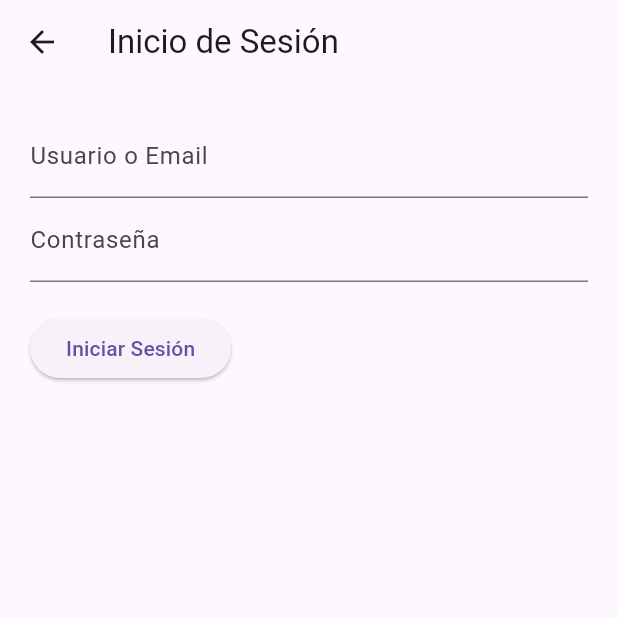
After one commit to SergioGalind/appMobile, a Flutter app: the LoginScreen screen opened directly, on a phone screen of 412 x 824 dp, the top half of it. The commit adds this screen. Run offline on Flutter 3.47's test engine with Material 3 defaults, Android fonts, the phone set to English and light mode, and no system bars.

Commit message:
login y menú

```diff
--- a/lib/main.dart
+++ b/lib/main.dart
@@ -1,4 +1,5 @@
 import 'package:flutter/material.dart';
+import 'package:oxigenacion/screens/login_screen.dart';
 
 void main() => runApp(const MyApp());
 
--- /dev/null
+++ b/lib/screens/login_screen.dart
@@ -0,0 +1,36 @@
+import 'package:flutter/material.dart';
+
+class LoginScreen extends StatelessWidget {
+  const LoginScreen({super.key});
+
+  @override
+  Widget build(BuildContext context) {
+    return Scaffold(
+      appBar: AppBar(
+        title: const Text('Inicio de Sesión'),
+      ),
+      body: Padding(
+        padding: const EdgeInsets.all(20.0),
+        child: Column(
+          crossAxisAlignment: CrossAxisAlignment.start,
+          children: <Widget>[
+            TextFormField(
+              decoration: const InputDecoration(labelText: 'Usuario o Email'),
+            ),
+            TextFormField(
+              decoration: const InputDecoration(labelText: 'Contraseña'),
+              obscureText: true,
+            ),
+            const SizedBox(height: 20),
+            ElevatedButton(
+              onPressed: () {
+                // Implementa la lógica de inicio de sesión aquí
+              },
+              child: const Text('Iniciar Sesión'),
+            ),
+          ],
+        ),
+      ),
+    );
+  }
+}
```
Also changed, not shown: lib/screens/home_screen.dart (added, +70 -0 lines), lib/screens/tabs/tab-widget.dart (added, +14 -0 lines).
